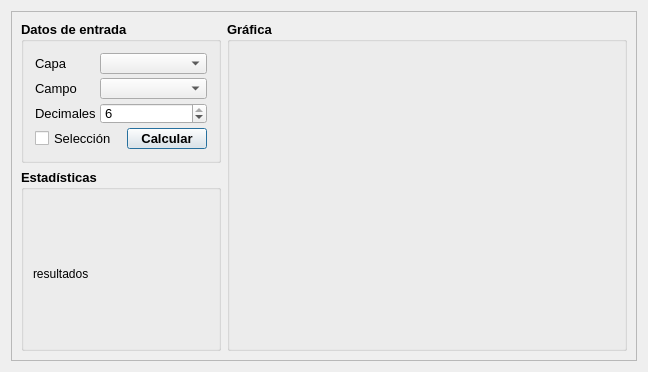
The window that field_stats_dialog_base.ui (M-Alejo/fieldStats) describes before a commit, drawn with Qt 5.
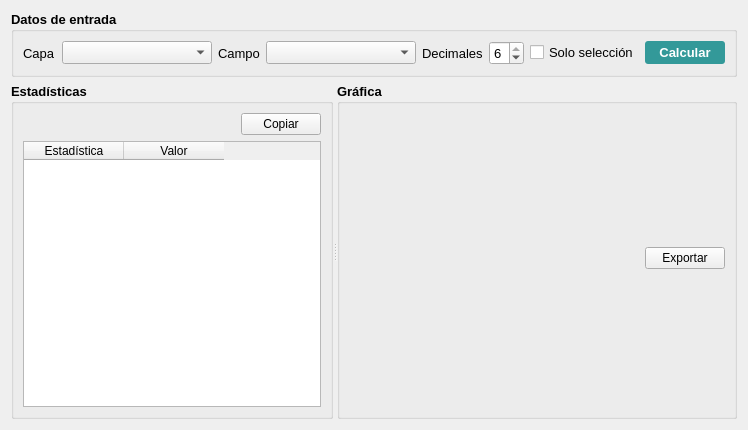
The same window after the commit. Custom widgets are drawn as their Qt base class.

Commit message:
Modify field stats dialog layout and properties
Updated the layout and properties of the field stats dialog, including resizing elements and changing font properties.

The edit to the form file:
```diff
--- a/field_stats_dialog_base.ui
+++ b/field_stats_dialog_base.ui
@@ -5,36 +5,21 @@
    <rect>
     <x>0</x>
     <y>0</y>
-    <width>644</width>
-    <height>368</height>
+    <width>700</width>
+    <height>430</height>
    </rect>
   </property>
   <property name="windowTitle" >
    <string>Field Stats</string>
   </property>
-  <layout class="QGridLayout" name="gridLayout_5">
-   <item row="0" column="0">
-    <widget class="QFrame" name="frm_ventana">
-     <property name="frameShape">
-      <enum>QFrame::StyledPanel</enum>
-     </property>
-     <property name="frameShadow">
-      <enum>QFrame::Raised</enum>
-     </property>
-     <layout class="QGridLayout" name="gridLayout">
-      <item row="0" column="0">
+  <layout class="QVBoxLayout" name="layoutPrincipal">
+   <item>
        <widget class="QGroupBox" name="grupoEntrada">
-        <property name="minimumSize">
-         <size>
-          <width>200</width>
-          <height>142</height>
-         </size>
-        </property>
-        <property name="maximumSize">
-         <size>
-          <width>200</width>
-          <height>16777215</height>
-         </size>
+     <property name="sizePolicy">
+      <sizepolicy hsizetype="Preferred" vsizetype="Fixed">
+       <horstretch>0</horstretch>
+       <verstretch>0</verstretch>
+      </sizepolicy>
         </property>
         <property name="font">
          <font>
@@ -47,25 +32,41 @@
         <property name="title">
          <string>Datos de entrada</string>
         </property>
-        <layout class="QGridLayout" name="gridLayout_2">
-         <item row="0" column="0">
-          <layout class="QGridLayout" name="gridInfoBase">
-           <property name="leftMargin">
-            <number>2</number>
-           </property>
-           <property name="topMargin">
-            <number>2</number>
-           </property>
-           <property name="rightMargin">
-            <number>2</number>
-           </property>
-           <property name="bottomMargin">
-            <number>2</number>
-           </property>
-           <property name="spacing">
-            <number>4</number>
-           </property>
-           <item row="2" column="0">
+     <layout class="QHBoxLayout" name="layoutEntrada">
+      <item>
+       <widget class="QLabel" name="lbCapa">
+        <property name="font">
+         <font>
+          <family>Arial</family>
+          <pointsize>10</pointsize>
+          <weight>50</weight>
+          <bold>false</bold>
+         </font>
+        </property>
+        <property name="text">
+         <string>Capa</string>
+        </property>
+       </widget>
+      </item>
+      <item>
+       <widget class="QgsMapLayerComboBox" name="cmbCapas">
+        <property name="font">
+         <font>
+          <family>Arial</family>
+          <pointsize>10</pointsize>
+          <weight>50</weight>
+          <bold>false</bold>
+         </font>
+        </property>
+        <property name="minimumSize">
+         <size>
+          <width>150</width>
+          <height>0</height>
+         </size>
+        </property>
+       </widget>
+      </item>
+      <item>
             <widget class="QLabel" name="lbCampo">
              <property name="font">
               <font>
@@ -80,8 +81,8 @@
              </property>
             </widget>
            </item>
-           <item row="5" column="0" colspan="2">
-            <widget class="QCheckBox" name="chcSeleccion">
+      <item>
+       <widget class="QgsFieldComboBox" name="cmbCampos">
              <property name="font">
               <font>
                <family>Arial</family>
@@ -90,24 +91,15 @@
                <bold>false</bold>
               </font>
              </property>
-             <property name="text">
-              <string>Selección</string>
+        <property name="minimumSize">
+         <size>
+          <width>150</width>
+          <height>0</height>
+         </size>
              </property>
             </widget>
            </item>
-           <item row="0" column="1" colspan="2">
-            <widget class="QgsMapLayerComboBox" name="cmbCapas">
-             <property name="font">
-              <font>
-               <family>Arial</family>
-               <pointsize>10</pointsize>
-               <weight>50</weight>
-               <bold>false</bold>
-              </font>
-             </property>
-            </widget>
-           </item>
-           <item row="4" column="0">
+      <item>
             <widget class="QLabel" name="lbPrecision">
              <property name="font">
               <font>
@@ -122,7 +114,7 @@
              </property>
             </widget>
            </item>
-           <item row="4" column="1" colspan="2">
+      <item>
             <widget class="QSpinBox" name="spBoxDecimales">
              <property name="font">
               <font>
@@ -143,7 +135,35 @@
              </property>
             </widget>
            </item>
-           <item row="5" column="2">
+      <item>
+       <widget class="QCheckBox" name="chcSeleccion">
+        <property name="font">
+         <font>
+          <family>Arial</family>
+          <pointsize>10</pointsize>
+          <weight>50</weight>
+          <bold>false</bold>
+         </font>
+        </property>
+        <property name="text">
+         <string>Solo selección</string>
+        </property>
+       </widget>
+      </item>
+      <item>
+       <spacer name="separadorEntrada">
+        <property name="orientation">
+         <enum>Qt::Horizontal</enum>
+        </property>
+        <property name="sizeHint" stdset="0">
+         <size>
+          <width>20</width>
+          <height>20</height>
+         </size>
+        </property>
+       </spacer>
+      </item>
+      <item>
             <widget class="QPushButton" name="btnCalcular">
              <property name="font">
               <font>
@@ -153,49 +173,114 @@
                <bold>true</bold>
               </font>
              </property>
+        <property name="styleSheet">
+         <string>QPushButton { background-color: #339999; color: white; padding: 4px 14px; border: none; border-radius: 3px; } QPushButton:hover { background-color: #2b8181; } QPushButton:pressed { background-color: #1e6363; }</string>
+        </property>
              <property name="text">
               <string>Calcular</string>
              </property>
             </widget>
            </item>
-           <item row="0" column="0">
-            <widget class="QLabel" name="lbCapa">
+     </layout>
+    </widget>
+   </item>
+   <item>
+    <widget class="QSplitter" name="splitterCuerpo">
+     <property name="orientation">
+      <enum>Qt::Horizontal</enum>
+     </property>
+     <widget class="QGroupBox" name="grupoResultados">
+      <property name="minimumSize">
+       <size>
+        <width>230</width>
+        <height>0</height>
+       </size>
+      </property>
              <property name="font">
               <font>
                <family>Arial</family>
                <pointsize>10</pointsize>
+        <weight>75</weight>
+        <bold>true</bold>
+       </font>
+      </property>
+      <property name="title">
+       <string>Estadísticas</string>
+      </property>
+      <layout class="QVBoxLayout" name="layoutResultados">
+       <item>
+        <layout class="QHBoxLayout" name="layoutCabeceraResultados">
+         <item>
+          <spacer name="separadorResultados">
+           <property name="orientation">
+            <enum>Qt::Horizontal</enum>
+           </property>
+           <property name="sizeHint" stdset="0">
+            <size>
+             <width>20</width>
+             <height>20</height>
+            </size>
+           </property>
+          </spacer>
+         </item>
+         <item>
+          <widget class="QPushButton" name="btnCopiar">
+           <property name="font">
+            <font>
+             <family>Arial</family>
+             <pointsize>9</pointsize>
                <weight>50</weight>
                <bold>false</bold>
               </font>
              </property>
              <property name="text">
-              <string>Capa</string>
+            <string>Copiar</string>
              </property>
             </widget>
            </item>
-           <item row="2" column="1" colspan="2">
-            <widget class="QgsFieldComboBox" name="cmbCampos">
+        </layout>
+       </item>
+       <item>
+        <widget class="QTableWidget" name="tblResultados">
              <property name="font">
               <font>
                <family>Arial</family>
-               <pointsize>10</pointsize>
+           <pointsize>9</pointsize>
                <weight>50</weight>
                <bold>false</bold>
               </font>
              </property>
+         <property name="editTriggers">
+          <set>QAbstractItemView::NoEditTriggers</set>
+         </property>
+         <property name="selectionMode">
+          <enum>QAbstractItemView::NoSelection</enum>
+         </property>
+         <property name="showGrid">
+          <bool>false</bool>
+         </property>
+         <property name="alternatingRowColors">
+          <bool>true</bool>
+         </property>
+         <column>
+          <property name="text">
+           <string>Estadística</string>
+          </property>
+         </column>
+         <column>
+          <property name="text">
+           <string>Valor</string>
+          </property>
+         </column>
             </widget>
            </item>
           </layout>
-         </item>
-        </layout>
-       </widget>
-      </item>
-      <item row="0" column="1" rowspan="2">
+     </widget>
        <widget class="QGroupBox" name="grupoGrafica">
         <property name="minimumSize">
          <size>
           <width>400</width>
-          <height>330</height>
+        <height>0</height>
          </size>
         </property>
         <property name="font">
@@ -209,83 +294,54 @@
         <property name="title">
          <string>Gráfica</string>
         </property>
-        <layout class="QGridLayout" name="gridLayout_3">
-         <item row="0" column="0">
+      <layout class="QVBoxLayout" name="layoutGrafica">
+       <item>
+        <layout class="QHBoxLayout" name="layoutCabeceraGrafica">
+         <item>
+          <spacer name="separadorGrafica">
+           <property name="orientation">
+            <enum>Qt::Horizontal</enum>
+           </property>
+           <property name="sizeHint" stdset="0">
+            <size>
+             <width>20</width>
+             <height>20</height>
+            </size>
+           </property>
+          </spacer>
+         </item>
+         <item>
+          <widget class="QPushButton" name="btnExportar">
+           <property name="font">
+            <font>
+             <family>Arial</family>
+             <pointsize>9</pointsize>
+             <weight>50</weight>
+             <bold>false</bold>
+            </font>
+           </property>
+           <property name="toolTip">
+            <string>Exportar gráfica a archivo</string>
+           </property>
+           <property name="text">
+            <string>Exportar</string>
+           </property>
+          </widget>
+         </item>
+        </layout>
+       </item>
+       <item>
           <layout class="QVBoxLayout" name="graficaEstadistica">
            <property name="spacing">
             <number>0</number>
            </property>
-           <property name="sizeConstraint">
-            <enum>QLayout::SetFixedSize</enum>
-           </property>
            <property name="topMargin">
-            <number>10</number>
+          <number>4</number>
            </property>
           </layout>
          </item>
         </layout>
        </widget>
-      </item>
-      <item row="1" column="0">
-       <widget class="QGroupBox" name="grupoResultados">
-        <property name="minimumSize">
-         <size>
-          <width>200</width>
-          <height>182</height>
-         </size>
-        </property>
-        <property name="maximumSize">
-         <size>
-          <width>200</width>
-          <height>16777215</height>
-         </size>
-        </property>
-        <property name="font">
-         <font>
-          <family>Arial</family>
-          <pointsize>10</pointsize>
-          <weight>75</weight>
-          <bold>true</bold>
-         </font>
-        </property>
-        <property name="title">
-         <string>Estadísticas</string>
-        </property>
-        <layout class="QGridLayout" name="gridLayout_4">
-         <item row="0" column="0">
-          <widget class="QLabel" name="lbResultados">
-           <property name="minimumSize">
-            <size>
-             <width>190</width>
-             <height>150</height>
-            </size>
-           </property>
-           <property name="font">
-            <font>
-             <family>Arial</family>
-             <pointsize>9</pointsize>
-             <weight>50</weight>
-             <bold>false</bold>
-            </font>
-           </property>
-           <property name="lineWidth">
-            <number>1</number>
-           </property>
-           <property name="text">
-            <string>resultados</string>
-           </property>
-           <property name="alignment">
-            <set>Qt::AlignLeading|Qt::AlignLeft|Qt::AlignVCenter</set>
-           </property>
-           <property name="textInteractionFlags">
-            <set>Qt::LinksAccessibleByMouse|Qt::TextSelectableByKeyboard|Qt::TextSelectableByMouse</set>
-           </property>
-          </widget>
-         </item>
-        </layout>
-       </widget>
-      </item>
-     </layout>
     </widget>
    </item>
   </layout>
```
Left out of the diff: 3 changed lines with no effect on the pictures. Lines whose indentation alone changed are shown as unchanged.
